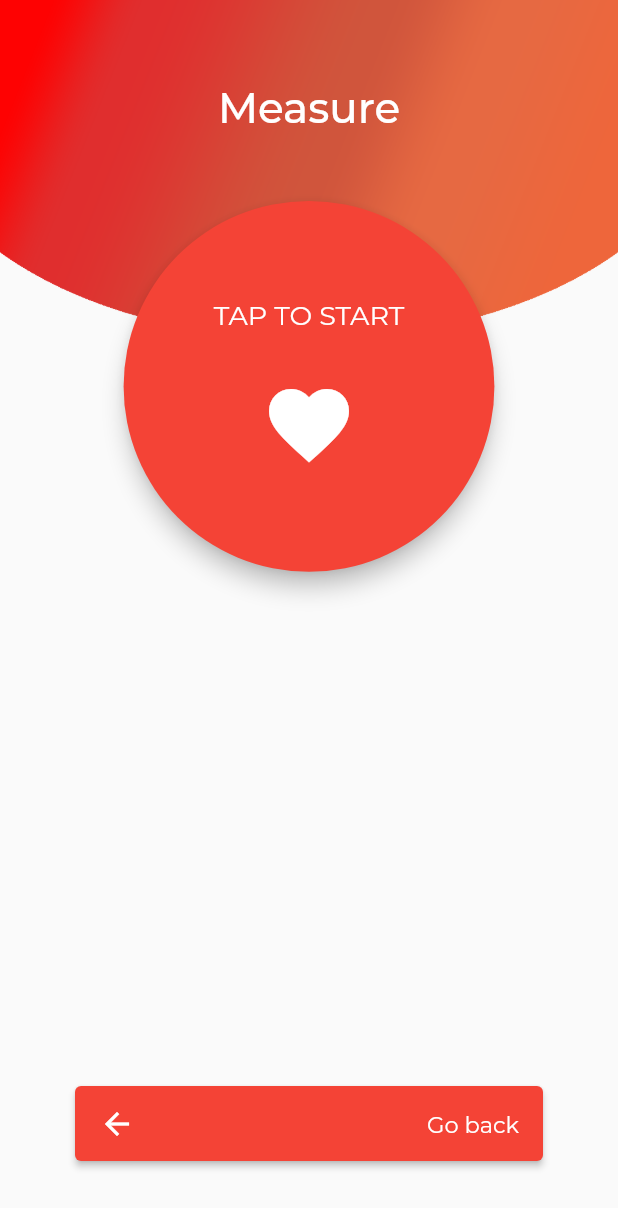
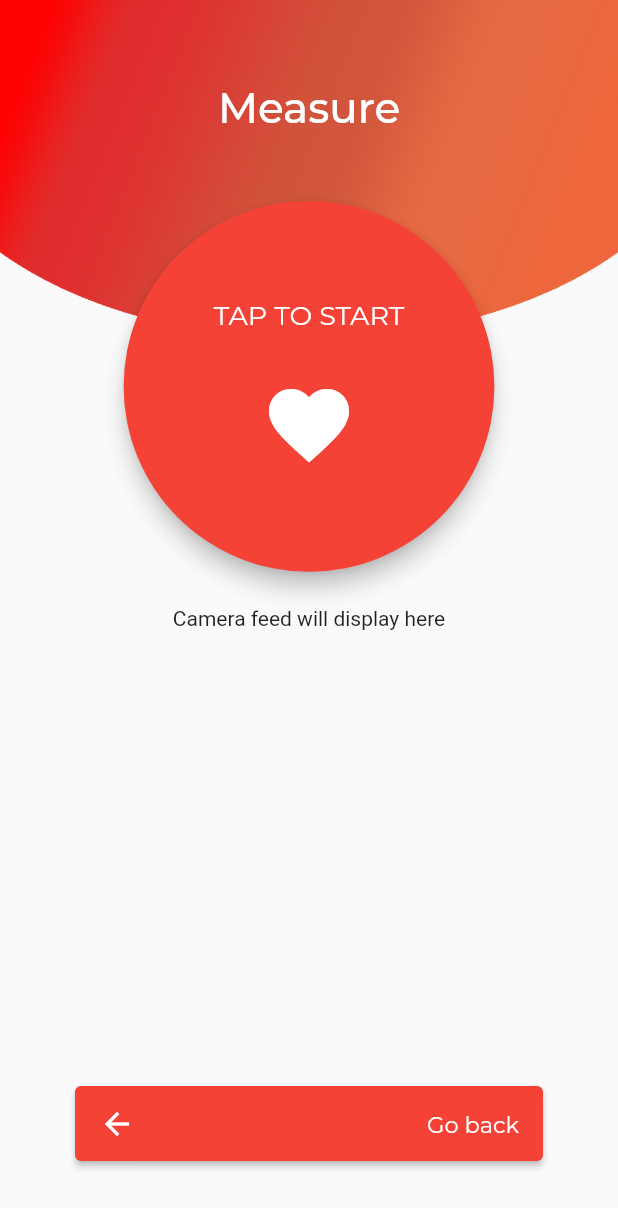
Before and after one commit to karollan/heart_rate_monitor, a Flutter app: the MeasurePage screen opened directly, on a phone screen of 412 x 824 dp. Shown: the top 1208 px of the screen. Run offline on Flutter 3.47's test engine with Material 2 defaults, Android fonts, the phone set to English and light mode, and no system bars; our stand-ins replace camera, charts_flutter, sqflite, wakelock; accounts and stored records are empty.

Commit message:
v0.62 widok z kamery

```diff
--- a/lib/measure_page.dart
+++ b/lib/measure_page.dart
@@ -196,7 +196,13 @@ class MeasurePageView extends State<MeasurePage> {
     return Scaffold(
         body: Stack(
             children: <Widget>[
-              Container(
+              _controller != null && _toggled
+                  ? AspectRatio(
+                aspectRatio:
+                _controller!.value.aspectRatio,
+                child: CameraPreview(_controller!),
+              )
+                  : Container(
                 height: size.height * .3,
                 decoration: BoxDecoration(
                   image: DecorationImage(
@@ -205,6 +211,20 @@ class MeasurePageView extends State<MeasurePage> {
                   ),
                 ),
               ),
+              Container(
+              alignment: Alignment.center,
+              padding: EdgeInsets.all(4),
+              child: Text(
+              _toggled
+              ? "Cover both the camera and the flash with your finger"
+                  : "Camera feed will display here",
+              style: TextStyle(
+              backgroundColor: _toggled
+              ? Colors.white
+                  : Colors.transparent),
+              textAlign: TextAlign.center,
+              )),
+
 
               SafeArea(
                   child: Padding(
```
